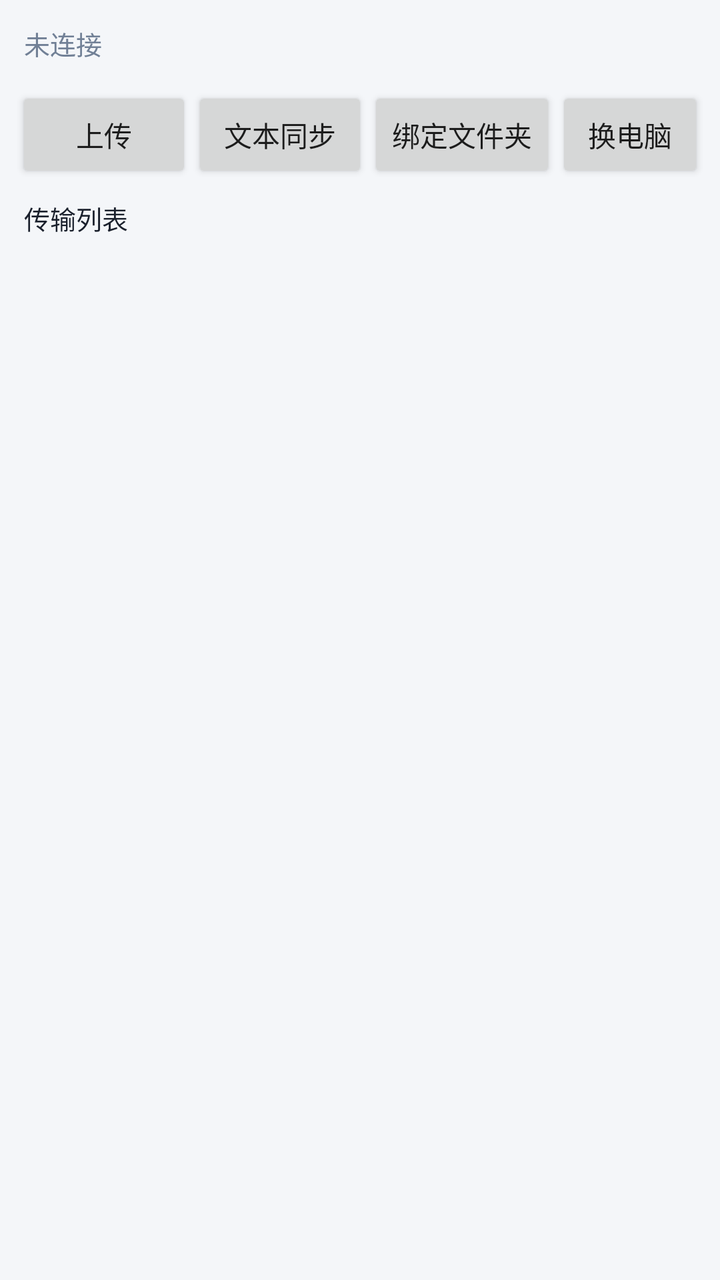
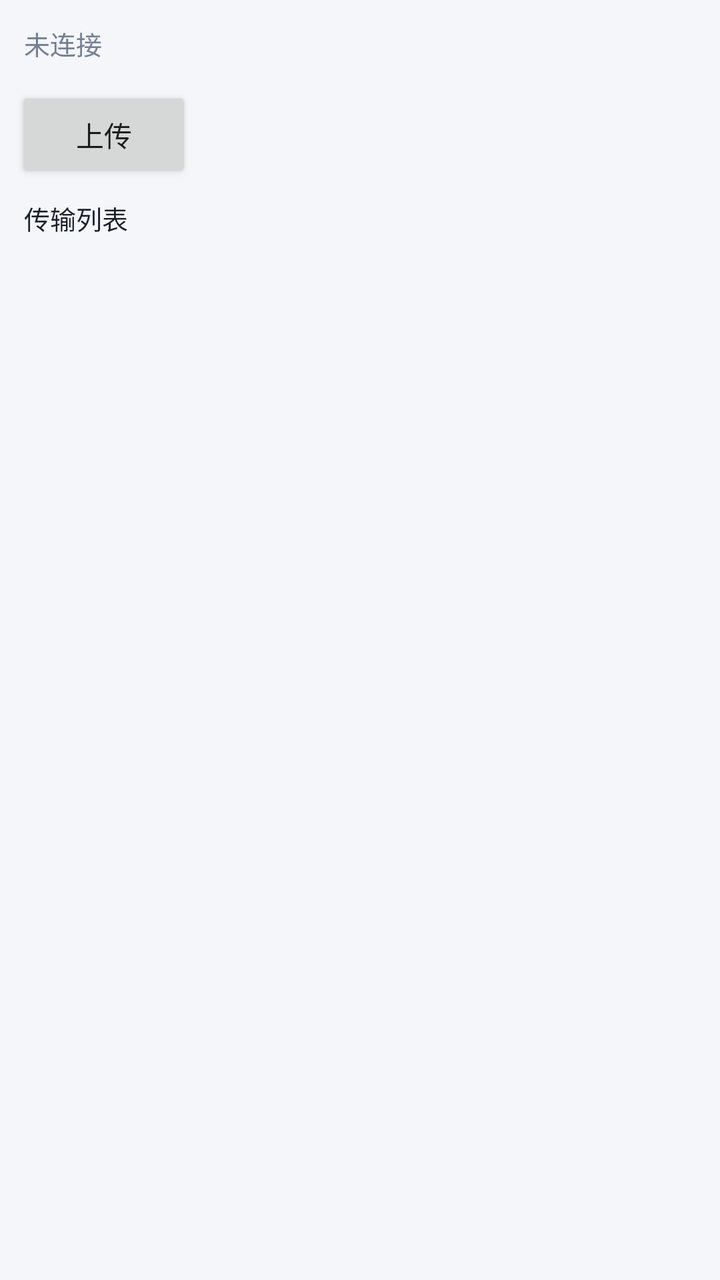

Screens rendered from an Android XML layout before and after an edit, with the pre-edit source and the edit as a unified diff.
<!-- AndroidManifest.xml: application theme Theme.ScreenKit -->
<!-- res/layout/activity_main.xml -->
<?xml version="1.0" encoding="utf-8"?>
<LinearLayout xmlns:android="http://schemas.android.com/apk/res/android"
    android:layout_width="match_parent"
    android:layout_height="match_parent"
    android:orientation="vertical"
    android:background="@color/bg">

    <TextView
        android:id="@+id/lbstatus"
        android:layout_width="match_parent"
        android:layout_height="wrap_content"
        android:padding="12dp"
        android:text="未连接"
        android:textColor="@color/muted"
        android:textSize="13sp" />

    <LinearLayout
        android:layout_width="match_parent"
        android:layout_height="wrap_content"
        android:orientation="vertical"
        android:paddingStart="8dp"
        android:paddingEnd="8dp">

        <LinearLayout
            android:layout_width="match_parent"
            android:layout_height="wrap_content"
            android:orientation="horizontal">
            <Button android:id="@+id/bupload" android:layout_width="wrap_content" android:layout_height="wrap_content" android:text="上传" />
            <Button android:id="@+id/btext" android:layout_width="wrap_content" android:layout_height="wrap_content" android:text="文本同步" />
            <Button android:id="@+id/bfolder" android:layout_width="wrap_content" android:layout_height="wrap_content" android:text="绑定文件夹" />
            <Button android:id="@+id/bpick" android:layout_width="wrap_content" android:layout_height="wrap_content" android:text="换电脑" />
        </LinearLayout>
    </LinearLayout>

    <TextView
        android:id="@+id/lbloghint"
        android:layout_width="match_parent"
        android:layout_height="wrap_content"
        android:paddingStart="12dp"
        android:paddingEnd="12dp"
        android:paddingTop="8dp"
        android:paddingBottom="4dp"
        android:text="传输列表"
        android:textColor="@color/text"
        android:textSize="13sp" />

    <ListView
        android:id="@+id/lvlog"
        android:layout_width="match_parent"
        android:layout_height="0dp"
        android:layout_weight="1"
        android:divider="@null"
        android:dividerHeight="0dp" />
</LinearLayout>
<!-- resources referenced by this layout -->
<resources>
  <color name="bg">#F4F6F9</color>
  <color name="muted">#718096</color>
  <color name="text">#1A202C</color>
  <style name="Theme.ScreenKit" parent="Theme.MaterialComponents.DayNight.DarkActionBar">
          <item name="android:windowBackground">@color/bg</item>
          <item name="colorPrimary">@color/accent</item>
          <item name="colorPrimaryVariant">@color/accent_dark</item>
          <item name="colorOnPrimary">#FFFFFF</item>
          <item name="colorAccent">@color/accent</item>
          <item name="android:statusBarColor">@color/accent_dark</item>
      </style>
  <color name="accent">#3B82F6</color>
  <color name="accent_dark">#2563EB</color>
</resources>

<!-- the commit's change to res/layout/activity_main.xml (unified diff, before → after) -->
@@ -17,19 +17,14 @@
     <LinearLayout
         android:layout_width="match_parent"
         android:layout_height="wrap_content"
-        android:orientation="vertical"
+        android:orientation="horizontal"
         android:paddingStart="8dp"
         android:paddingEnd="8dp">
-
-        <LinearLayout
-            android:layout_width="match_parent"
+        <Button
+            android:id="@+id/bupload"
+            android:layout_width="wrap_content"
             android:layout_height="wrap_content"
-            android:orientation="horizontal">
-            <Button android:id="@+id/bupload" android:layout_width="wrap_content" android:layout_height="wrap_content" android:text="上传" />
-            <Button android:id="@+id/btext" android:layout_width="wrap_content" android:layout_height="wrap_content" android:text="文本同步" />
-            <Button android:id="@+id/bfolder" android:layout_width="wrap_content" android:layout_height="wrap_content" android:text="绑定文件夹" />
-            <Button android:id="@+id/bpick" android:layout_width="wrap_content" android:layout_height="wrap_content" android:text="换电脑" />
-        </LinearLayout>
+            android:text="上传" />
     </LinearLayout>
 
     <TextView
